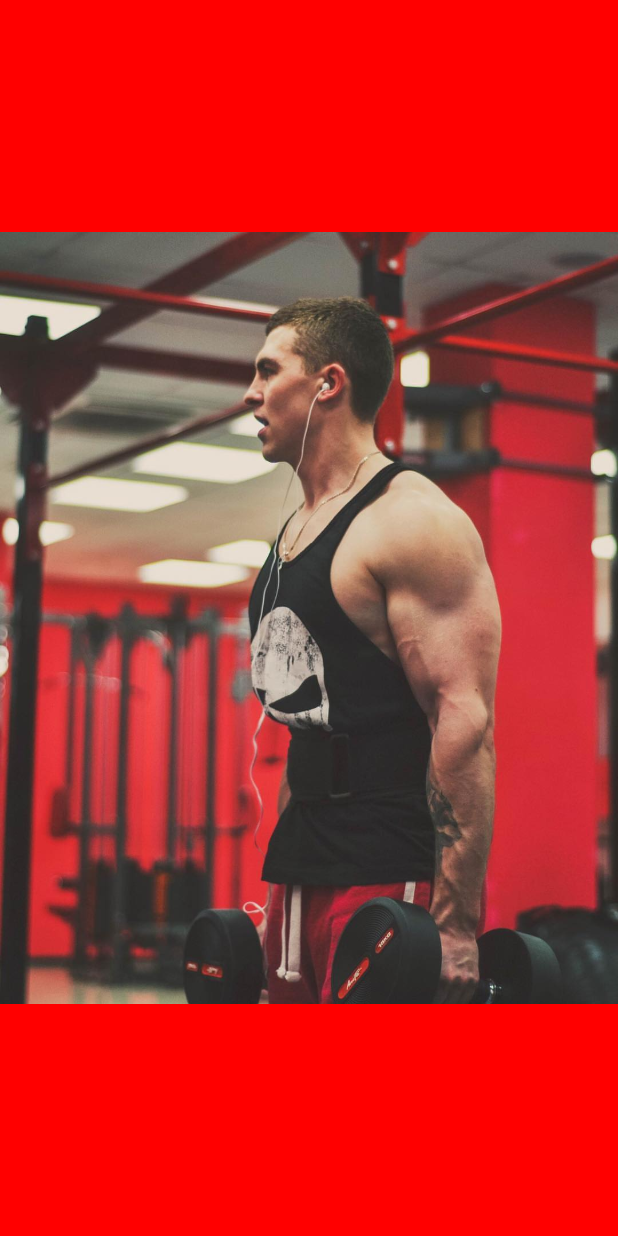
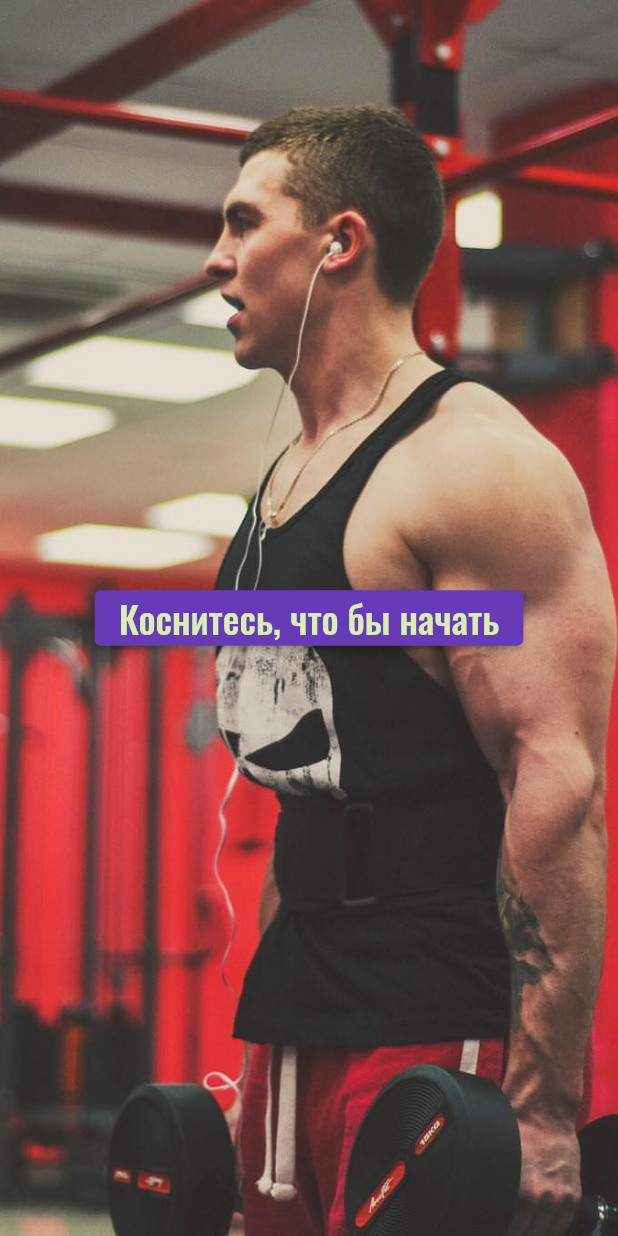
Before and after one commit to Miroxa99/MyTrenerFit, a Flutter app: the screen it shows after launch, on a phone screen of 412 x 824 dp. Run offline on Flutter 3.47's test engine with Material 2 defaults, Android fonts, the phone set to English and light mode, and no system bars; our stand-ins replace google_fonts.

Commit message:
Попытка создать кнопку

```diff
--- a/lib/main.dart
+++ b/lib/main.dart
@@ -1,4 +1,7 @@
 import 'package:flutter/material.dart';
+import 'package:google_fonts/google_fonts.dart';
+
+import 'Pages/2ekran.dart';
 
 void main() => runApp(MyFitnesApp());
 
@@ -10,24 +13,25 @@ class MyFitnesApp extends StatelessWidget {
     return MaterialApp(
       title: 'Мой тренер',
       theme: ThemeData(
-        brightness: Brightness.light,
-            primarySwatch: Colors.deepPurple
-      ),
+          brightness: Brightness.light, primarySwatch: Colors.deepPurple),
       home: Scaffold(
-      //   appBar: AppBar(
-      //     title: Text("Привет"),
-      // ),
         body: Container(
-          color: Color(0xffFF0000),
-        child: Center(
-          child:
-          Image.asset('Assets/images/oblojka.jpg'),
+          width: double.infinity,
+          height: double.infinity,
+          decoration: BoxDecoration(
+            image: DecorationImage(
+              image: AssetImage('Assets/images/oblojka.jpg'),
+              fit: BoxFit.cover,
+            ),
+          ),
+          child: Center(
+              child: ElevatedButton(
+                  onPressed: () => Menu(),
+                  child: Text('Коснитесь, что бы начать',
+                      style: GoogleFonts.oswald(
+                          fontSize: 25, color: Color(0xffDAEEB2))))),
         ),
-    ),
       ),
     );
   }
-
-
-
 }
```
Also changed, not shown: lib/Pages/2ekran.dart (added, +20 -0 lines), pubspec.yaml (+2 -29 lines), pubspec.lock.
